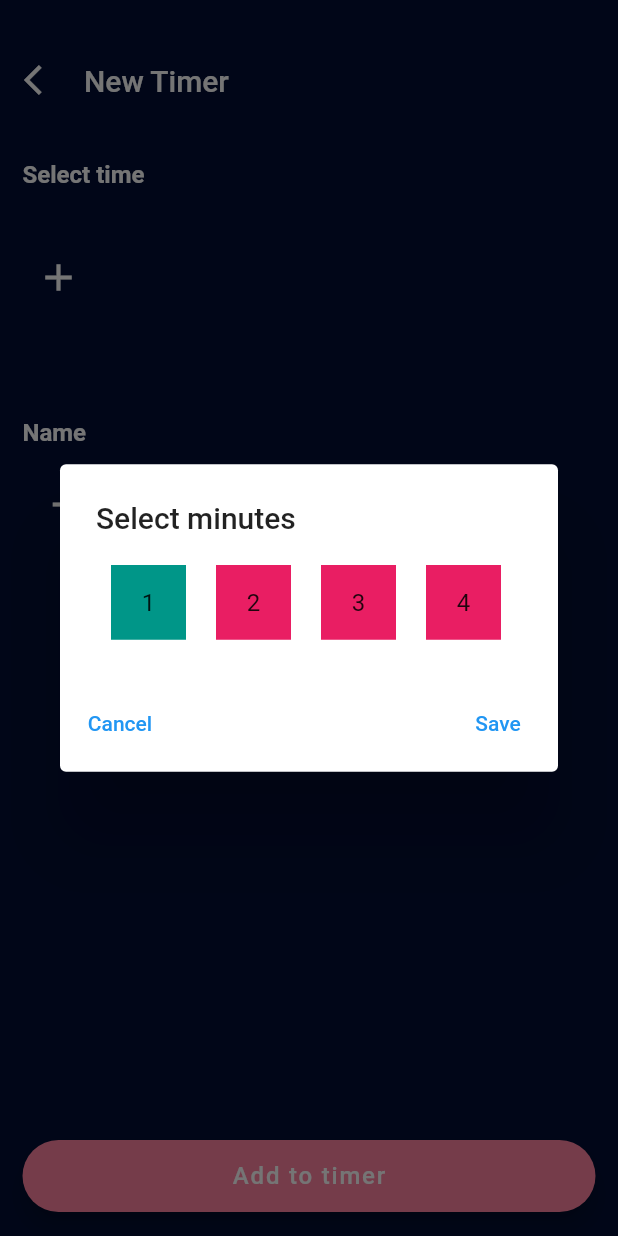
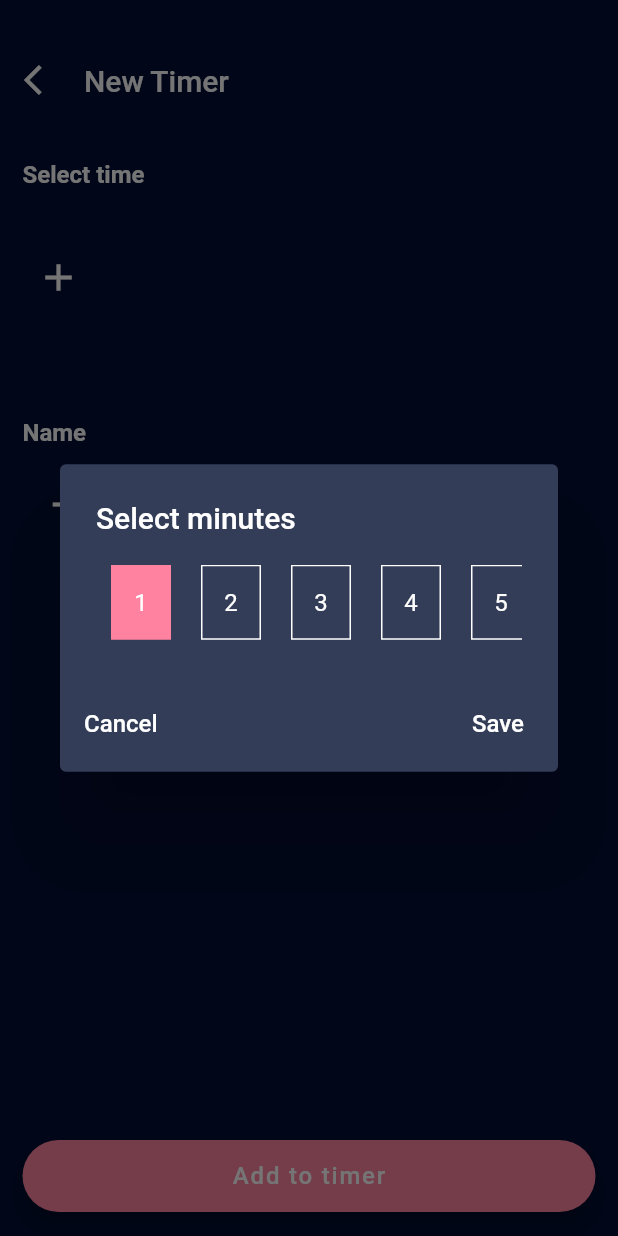
Before and after one commit to gzaber/quick_timer, a Flutter app: the NewTimerView screen opened directly, after a tap on the "add" icon, on a phone screen of 412 x 824 dp. Run offline on Flutter 3.47's test engine with Material 2 defaults, Android fonts, the light colour scheme and no system bars; our stand-ins replace equatable, flutter_bloc, hive, hive_flutter; accounts and stored records are empty.

Commit message:
update dialogs ui

```diff
--- a/lib/new_timer/widgets/create_interval_dialog.dart
+++ b/lib/new_timer/widgets/create_interval_dialog.dart
@@ -26,7 +26,11 @@ class _CreateIntervalDialogState extends State<CreateIntervalDialog> {
   @override
   Widget build(BuildContext context) {
     return AlertDialog(
-      title: Text(widget.title),
+      title: Text(
+        widget.title,
+        style: const TextStyle(color: Colors.white),
+      ),
+      backgroundColor: const Color(0xFF343D58),
       content: SizedBox(
         height: 50,
         width: MediaQuery.of(context).size.width,
@@ -42,10 +46,24 @@ class _CreateIntervalDialogState extends State<CreateIntervalDialog> {
                 });
               },
               child: Container(
-                width: 50,
-                color: activeIndex == index ? Colors.teal : Colors.pink,
+                width: 40,
+                decoration: BoxDecoration(
+                  color: activeIndex == index
+                      ? const Color(0xFFFF82A1)
+                      : const Color(0xFF343D58),
+                  border: Border.all(
+                    color: activeIndex == index
+                        ? const Color(0xFFFF82A1)
+                        : Colors.white,
+                  ),
+                ),
                 margin: const EdgeInsets.symmetric(horizontal: 10),
-                child: Center(child: Text('${index + 1}')),
+                child: Center(
+                  child: Text(
+                    '${index + 1}',
+                    style: const TextStyle(color: Colors.white, fontSize: 16),
+                  ),
+                ),
               ),
             );
           },
@@ -55,11 +73,17 @@ class _CreateIntervalDialogState extends State<CreateIntervalDialog> {
       actions: [
         TextButton(
           onPressed: () => Navigator.pop(context, null),
-          child: const Text('Cancel'),
+          child: const Text(
+            'Cancel',
+            style: TextStyle(color: Colors.white, fontSize: 16),
+          ),
         ),
         TextButton(
           onPressed: () => Navigator.pop(context, activeIndex + 1),
-          child: const Text('Save'),
+          child: const Text(
+            'Save',
+            style: TextStyle(color: Colors.white, fontSize: 16),
+          ),
         ),
       ],
     );
```
Also changed, not shown: lib/new_timer/widgets/create_name_dialog.dart (+14 -3 lines), lib/new_timer/widgets/delete_item_dialog.dart (+17 -4 lines), lib/timers_overview/widgets/delete_timer_dialog.dart (+17 -4 lines).
